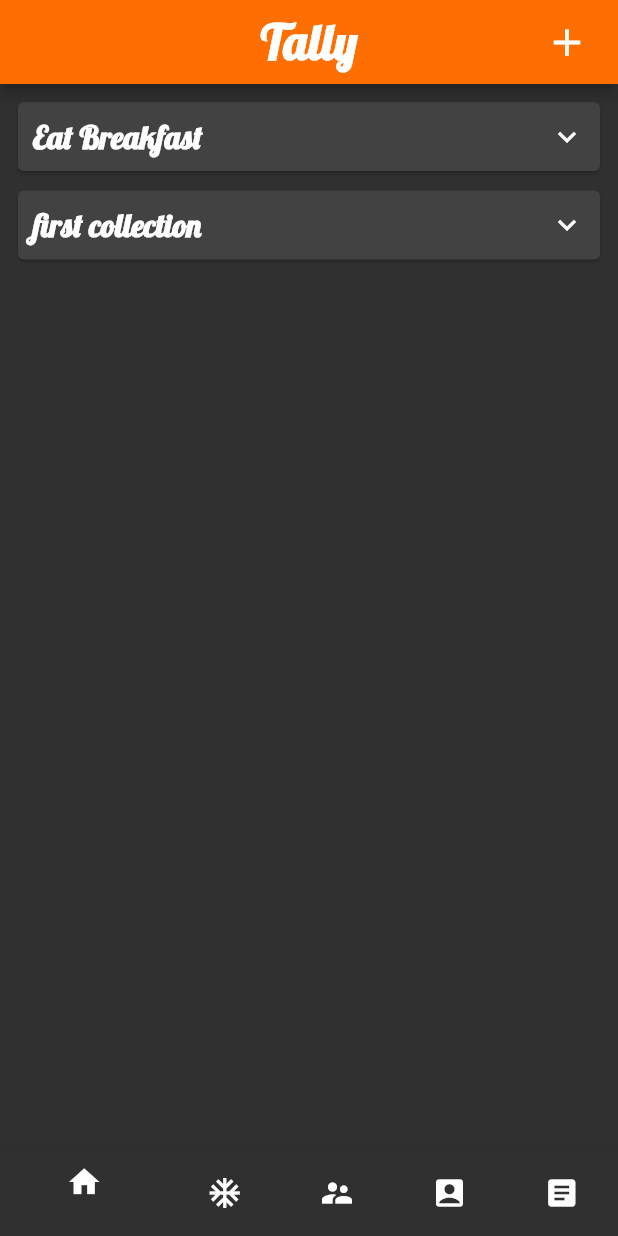
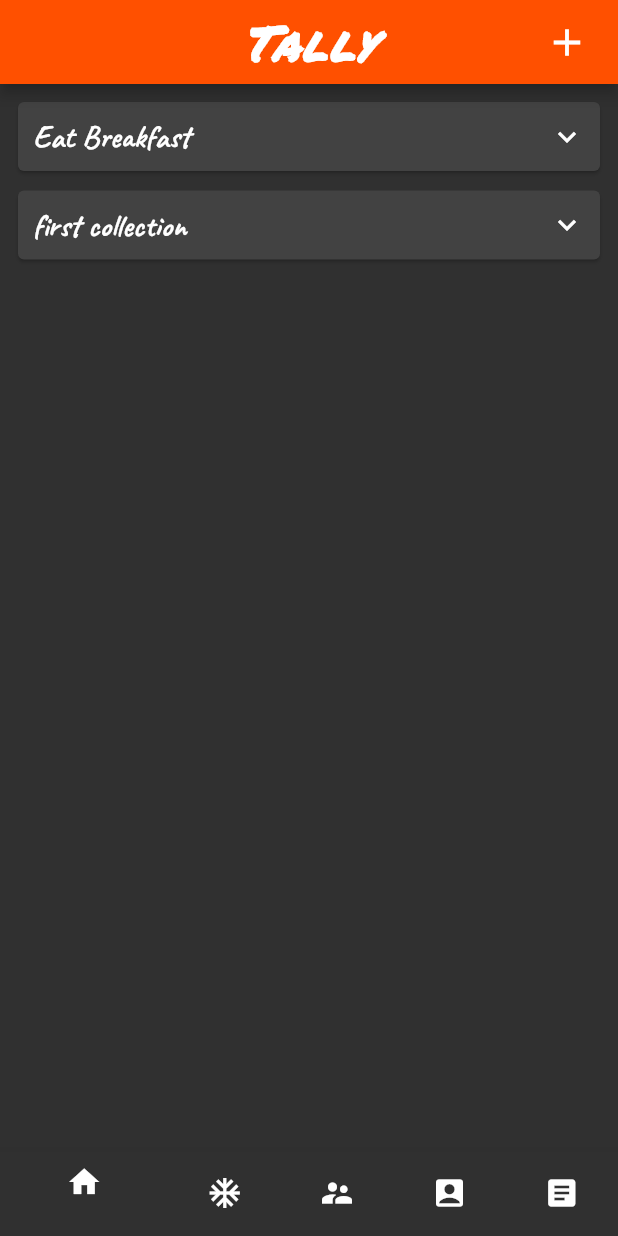
Before and after one commit to lancerharris/flutter-tally-app, a Flutter app: the screen it shows after launch, on a phone screen of 412 x 824 dp. Run offline on Flutter 3.47's test engine with Material 2 defaults, Android fonts, the phone set to English and light mode, and no system bars; our stand-ins replace google_fonts.

Commit message:
Make theme changes.

```diff
--- a/lib/theme/app_theme.dart
+++ b/lib/theme/app_theme.dart
@@ -2,9 +2,13 @@ import 'package:flutter/material.dart';
 import 'package:google_fonts/google_fonts.dart';
 
 class AppTheme {
+  static const mainColor = Color.fromRGBO(255, 80, 0, 1);
+
+  static const secondaryColor = Color.fromRGBO(28, 202, 142, 1);
+
   // 1
   static TextTheme lightTextTheme = TextTheme(
-    bodyText1: GoogleFonts.openSans(
+    bodyText1: GoogleFonts.caveat(
       fontSize: 14.0,
       fontWeight: FontWeight.w700,
       color: Colors.black,
@@ -14,18 +18,18 @@ class AppTheme {
       fontWeight: FontWeight.bold,
       color: Colors.black,
     ),
-    headline2: GoogleFonts.lobster(
+    headline2: GoogleFonts.caveat(
       fontSize: 21.0,
       fontWeight: FontWeight.w700,
       color: Colors.black,
     ),
-    headline3: GoogleFonts.lobster(
+    headline3: GoogleFonts.caveat(
       fontSize: 16.0,
       fontWeight: FontWeight.w600,
       color: Colors.black,
     ),
-    headline6: GoogleFonts.lobster(
-      fontSize: 20.0,
+    headline6: GoogleFonts.permanentMarker(
+      fontSize: 24.0,
       fontWeight: FontWeight.w600,
       color: Colors.black,
     ),
@@ -33,28 +37,30 @@ class AppTheme {
 
   // 2
   static TextTheme darkTextTheme = TextTheme(
-    bodyText1: GoogleFonts.openSans(
+    bodyText1: GoogleFonts.caveat(
       fontSize: 14.0,
       fontWeight: FontWeight.w700,
       color: Colors.white,
     ),
-    headline1: GoogleFonts.lobster(
+    headline1: GoogleFonts.permanentMarker(
+      fontStyle: FontStyle.italic,
+      letterSpacing: 1.2,
       fontSize: 32.0,
       fontWeight: FontWeight.bold,
       color: Colors.white,
     ),
-    headline2: GoogleFonts.lobster(
+    headline2: GoogleFonts.caveat(
       fontSize: 21.0,
       fontWeight: FontWeight.w700,
       color: Colors.white,
     ),
-    headline3: GoogleFonts.lobster(
+    headline3: GoogleFonts.caveat(
       fontSize: 16.0,
       fontWeight: FontWeight.w600,
       color: Colors.white,
     ),
-    headline6: GoogleFonts.lobster(
-      fontSize: 20.0,
+    headline6: GoogleFonts.permanentMarker(
+      fontSize: 24.0,
       fontWeight: FontWeight.w600,
       color: Colors.white,
     ),
@@ -74,7 +80,7 @@ class AppTheme {
       ),
       appBarTheme: const AppBarTheme(
         foregroundColor: Colors.black,
-        backgroundColor: Color.fromRGBO(255, 110, 0, 1),
+        backgroundColor: mainColor,
       ),
       floatingActionButtonTheme: const FloatingActionButtonThemeData(
         foregroundColor: Colors.white,
@@ -95,7 +101,7 @@ class AppTheme {
       brightness: Brightness.dark,
       appBarTheme: AppBarTheme(
         foregroundColor: Colors.white,
-        backgroundColor: Color.fromRGBO(255, 110, 0, 1),
+        backgroundColor: mainColor,
       ),
       floatingActionButtonTheme: const FloatingActionButtonThemeData(
         foregroundColor: Colors.white,
@@ -104,7 +110,7 @@ class AppTheme {
       bottomNavigationBarTheme: const BottomNavigationBarThemeData(
         selectedIconTheme: IconThemeData(color: Colors.white),
         unselectedIconTheme: IconThemeData(color: Colors.white),
-        backgroundColor: Color.fromRGBO(255, 110, 0, 1),
+        backgroundColor: mainColor,
       ),
       textTheme: darkTextTheme,
     );
```
